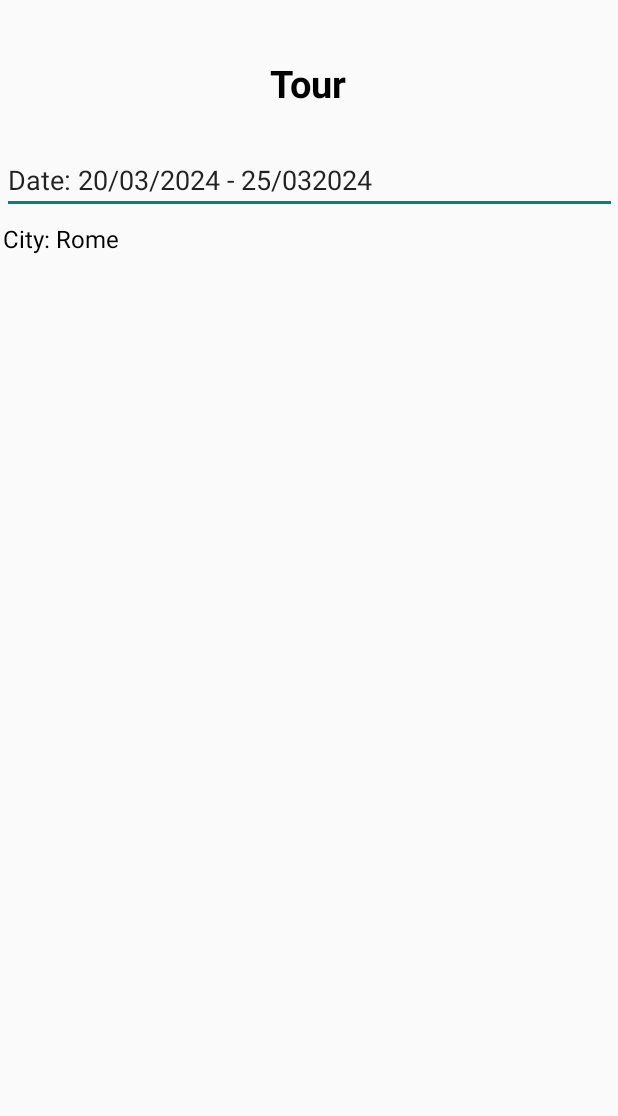
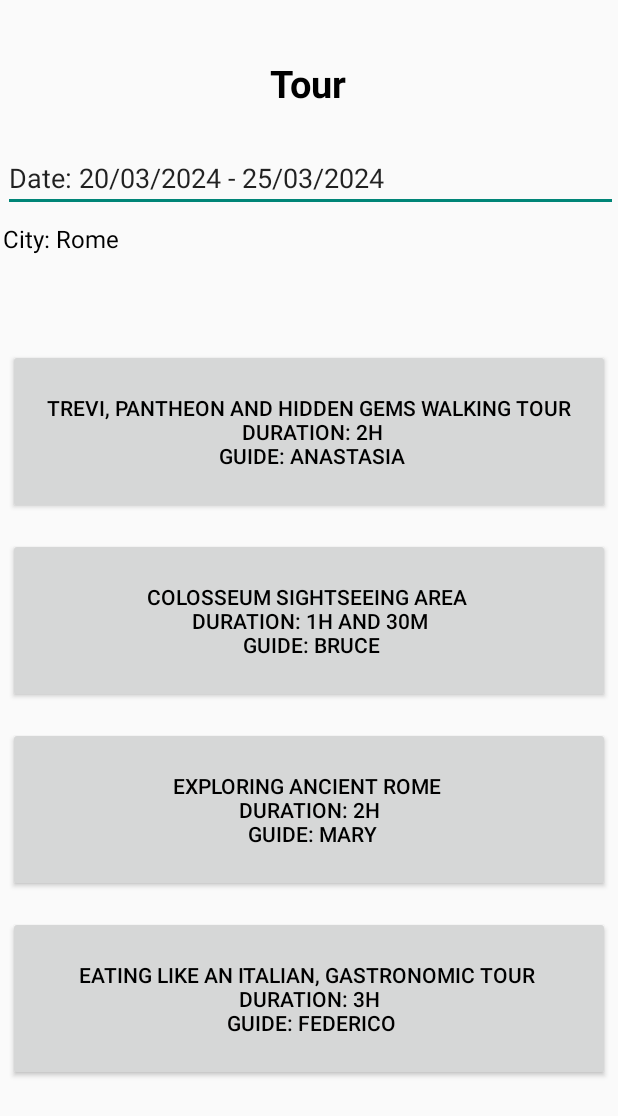
Before and after one commit to Nektar24/software-engineering, an Android app: the layout tours_page.xml on its own in the app's theme, with its tools: preview values and no code run, on a phone screen of 412 x 824 dp. Shown: the top 1116 px of the screen. Run offline under Robolectric (Android 15) with nearby library versions, the phone set to English and light mode, and no system bars.

Commit message:
tours_page okay

```diff
--- a/CODE/cooltoor/app/src/main/res/layout/tours_page.xml
+++ b/CODE/cooltoor/app/src/main/res/layout/tours_page.xml
@@ -3,7 +3,8 @@
     xmlns:app="http://schemas.android.com/apk/res-auto"
     xmlns:tools="http://schemas.android.com/tools"
     android:layout_width="match_parent"
-    android:layout_height="match_parent">
+    android:layout_height="match_parent"
+    tools:context=".MainActivity">
 
     <EditText
         android:id="@+id/editTextDate"
@@ -11,12 +12,13 @@
         android:layout_height="42dp"
         android:ems="10"
         android:inputType="date"
-        android:text="Date: 20/03/2024 - 25/032024"
+        android:text="Date: 20/03/2024 - 25/03/2024"
         app:layout_constraintBottom_toBottomOf="parent"
         app:layout_constraintEnd_toEndOf="parent"
+        app:layout_constraintHorizontal_bias="1.0"
         app:layout_constraintStart_toStartOf="parent"
         app:layout_constraintTop_toTopOf="parent"
-        app:layout_constraintVertical_bias="0.129" />
+        app:layout_constraintVertical_bias="0.127" />
 
     <TextView
         android:id="@+id/textView9"
@@ -26,7 +28,7 @@
         android:textColor="#000000"
         android:gravity="center"
         android:textStyle="bold"
-        android:textSize="25dp"
+        android:textSize="25sp"
         app:layout_constraintBottom_toBottomOf="parent"
         app:layout_constraintEnd_toEndOf="parent"
         app:layout_constraintHorizontal_bias="0.497"
@@ -39,7 +41,7 @@
         android:layout_width="407dp"
         android:layout_height="34dp"
         android:text="City: Rome"
-        android:textSize="16dp"
+        android:textSize="16sp"
         android:textColor="#000000"
         app:layout_constraintBottom_toBottomOf="parent"
         app:layout_constraintEnd_toEndOf="parent"
@@ -48,4 +50,49 @@
         app:layout_constraintTop_toTopOf="parent"
         app:layout_constraintVertical_bias="0.187" />
 
+    <LinearLayout
+        android:id="@+id/buttonContainer"
+        android:layout_width="401dp"
+        android:layout_height="541dp"
+        android:orientation="vertical"
+        app:layout_constraintBottom_toBottomOf="parent"
+        app:layout_constraintEnd_toEndOf="parent"
+        app:layout_constraintStart_toStartOf="parent"
+        app:layout_constraintTop_toBottomOf="@id/textView10"
+        app:layout_constraintVertical_bias="0.5">
+
+        <Button
+            android:id="@+id/button1"
+            android:layout_width="match_parent"
+            android:layout_height="110dp"
+            android:layout_marginBottom="16dp"
+            android:textColor="#000000"
+            android:text="Trevi, Pantheon and Hidden Gems Walking Tour\n Duration: 2h\n guide: anastasia" />
+
+        <Button
+            android:id="@+id/button2"
+            android:layout_width="match_parent"
+            android:layout_height="110dp"
+            android:layout_marginBottom="16dp"
+            android:textColor="#000000"
+            android:text="colosseum sightseeing area \n duration: 1h and 30m \n guide: bruce" />
+
+        <Button
+            android:id="@+id/button3"
+            android:layout_width="match_parent"
+            android:layout_height="110dp"
+            android:layout_marginBottom="16dp"
+            android:textColor="#000000"
+            android:text="exploring ancient rome \n duration: 2h \n guide: mary" />
+
+        <Button
+            android:id="@+id/button4"
+            android:layout_width="match_parent"
+            android:layout_height="110dp"
+            android:textColor="#000000"
+            android:text="eating like an italian, gastronomic tour \n duration: 3h \n guide: federico" />
+
+
+    </LinearLayout>
+
 </androidx.constraintlayout.widget.ConstraintLayout>
```
